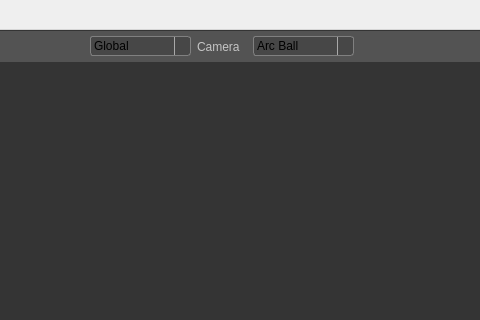
Old version of the form src/newmainwindow.ui in the repository jahshaka/Studio; both pictures show x 235 to 715 and y 0 to 320 of the 1209 by 955 pixel window.
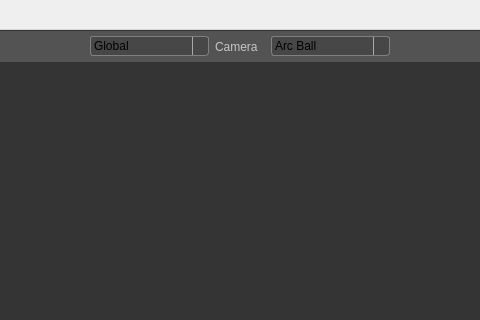
New version of the form. Icons and pictures are not drawn. Custom widgets are drawn as their Qt base class.

What changed in the file:
```diff
--- a/src/newmainwindow.ui
+++ b/src/newmainwindow.ui
@@ -645,7 +645,7 @@
            <widget class="QComboBox" name="comboBox_2">
             <property name="minimumSize">
              <size>
-              <width>101</width>
+              <width>119</width>
               <height>0</height>
              </size>
             </property>
@@ -693,7 +693,7 @@
            <widget class="QComboBox" name="comboBox">
             <property name="minimumSize">
              <size>
-              <width>101</width>
+              <width>119</width>
               <height>0</height>
              </size>
             </property>
@@ -1655,6 +1655,12 @@
    <header>src/widgets/skypresets.h</header>
    <container>1</container>
   </customwidget>
+  <customwidget>
+   <class>SceneNodePropertiesWidget</class>
+   <extends>QWidget</extends>
+   <header>src/widgets/scenenodepropertieswidget.h</header>
+   <container>1</container>
+  </customwidget>
  </customwidgets>
  <resources>
   <include location="../icons.qrc"/>
```
Left out of the diff: 2 changed lines with no effect on the pictures.
